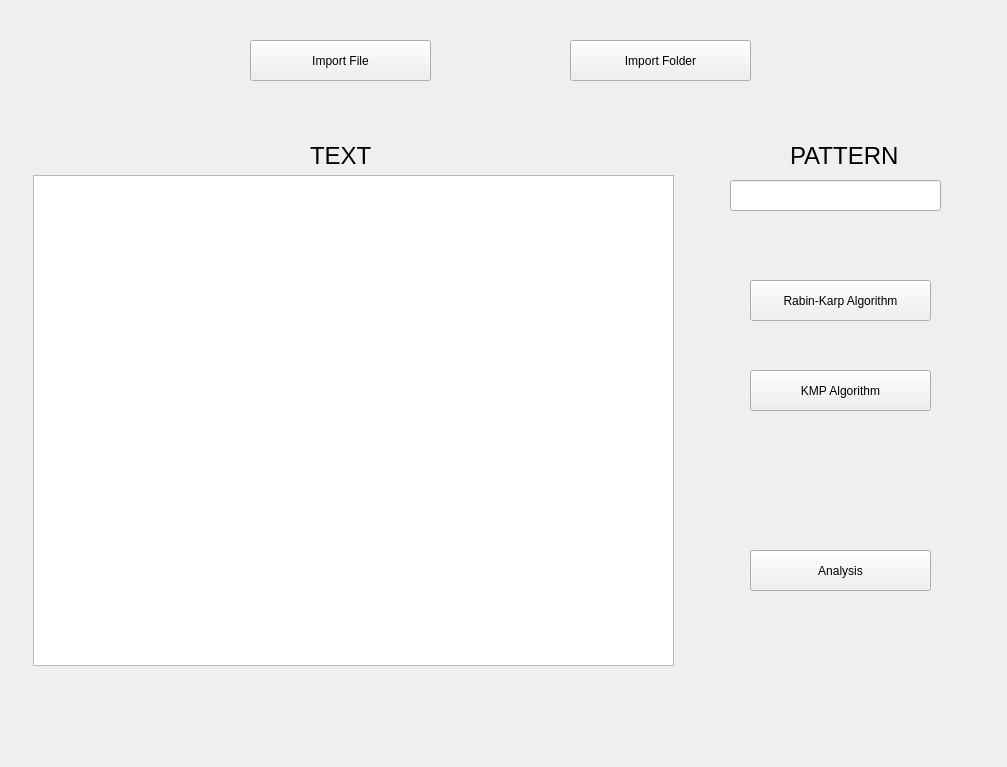
Old version of the form StringMatching.ui in the repository ABHI2410/StringMatching.
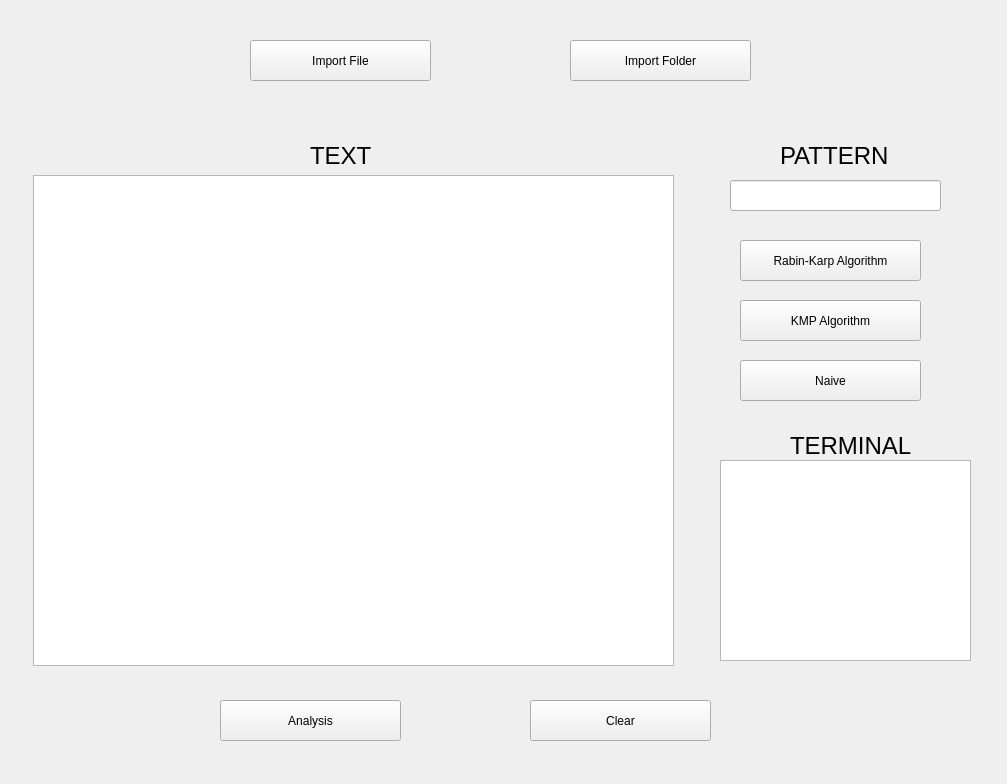
New version of the form.

What changed in the file:
```diff
--- a/StringMatching.ui
+++ b/StringMatching.ui
@@ -7,7 +7,7 @@
     <x>0</x>
     <y>0</y>
     <width>1007</width>
-    <height>767</height>
+    <height>784</height>
    </rect>
   </property>
   <property name="windowTitle">
@@ -52,8 +52,8 @@
   <widget class="QPushButton" name="pushButton_5">
    <property name="geometry">
     <rect>
-     <x>750</x>
-     <y>280</y>
+     <x>740</x>
+     <y>240</y>
      <width>181</width>
      <height>41</height>
     </rect>
@@ -65,8 +65,8 @@
   <widget class="QPushButton" name="pushButton_6">
    <property name="geometry">
     <rect>
-     <x>750</x>
-     <y>370</y>
+     <x>740</x>
+     <y>300</y>
      <width>181</width>
      <height>41</height>
     </rect>
@@ -78,8 +78,21 @@
   <widget class="QPushButton" name="pushButton_7">
    <property name="geometry">
     <rect>
-     <x>750</x>
-     <y>550</y>
+     <x>740</x>
+     <y>360</y>
+     <width>181</width>
+     <height>41</height>
+    </rect>
+   </property>
+   <property name="text">
+    <string>Naive</string>
+   </property>
+  </widget>
+  <widget class="QPushButton" name="pushButton_8">
+   <property name="geometry">
+    <rect>
+     <x>220</x>
+     <y>700</y>
      <width>181</width>
      <height>41</height>
     </rect>
@@ -119,7 +132,7 @@
   <widget class="QLabel" name="label_2">
    <property name="geometry">
     <rect>
-     <x>790</x>
+     <x>780</x>
      <y>140</y>
      <width>111</width>
      <height>31</height>
@@ -134,6 +147,47 @@
     <string>PATTERN</string>
    </property>
   </widget>
+  <widget class="QPushButton" name="pushButton_9">
+   <property name="geometry">
+    <rect>
+     <x>530</x>
+     <y>700</y>
+     <width>181</width>
+     <height>41</height>
+    </rect>
+   </property>
+   <property name="text">
+    <string>Clear</string>
+   </property>
+  </widget>
+  <widget class="QTextEdit" name="textEdit_2">
+   <property name="geometry">
+    <rect>
+     <x>720</x>
+     <y>460</y>
+     <width>251</width>
+     <height>201</height>
+    </rect>
+   </property>
+  </widget>
+  <widget class="QLabel" name="label_3">
+   <property name="geometry">
+    <rect>
+     <x>790</x>
+     <y>430</y>
+     <width>141</width>
+     <height>31</height>
+    </rect>
+   </property>
+   <property name="font">
+    <font>
+     <pointsize>18</pointsize>
+    </font>
+   </property>
+   <property name="text">
+    <string>TERMINAL</string>
+   </property>
+  </widget>
  </widget>
  <resources/>
  <connections/>
```
